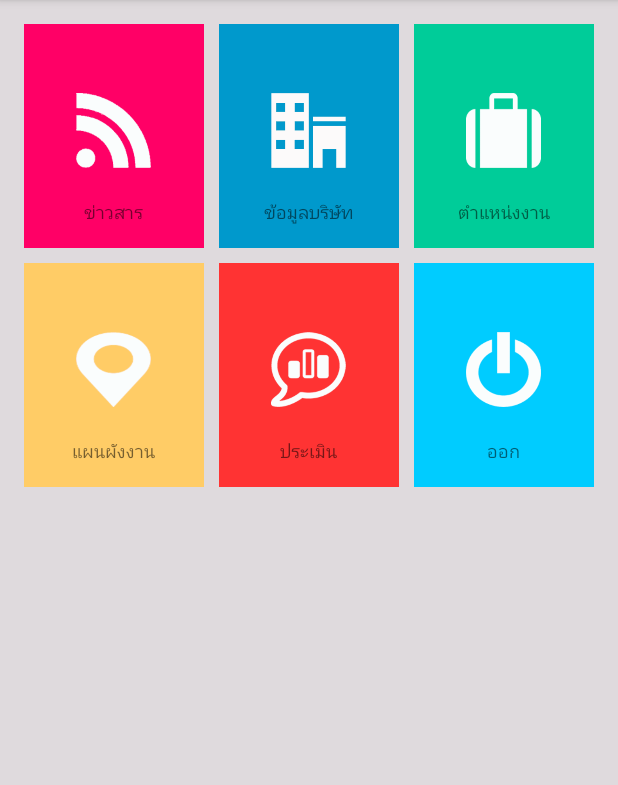
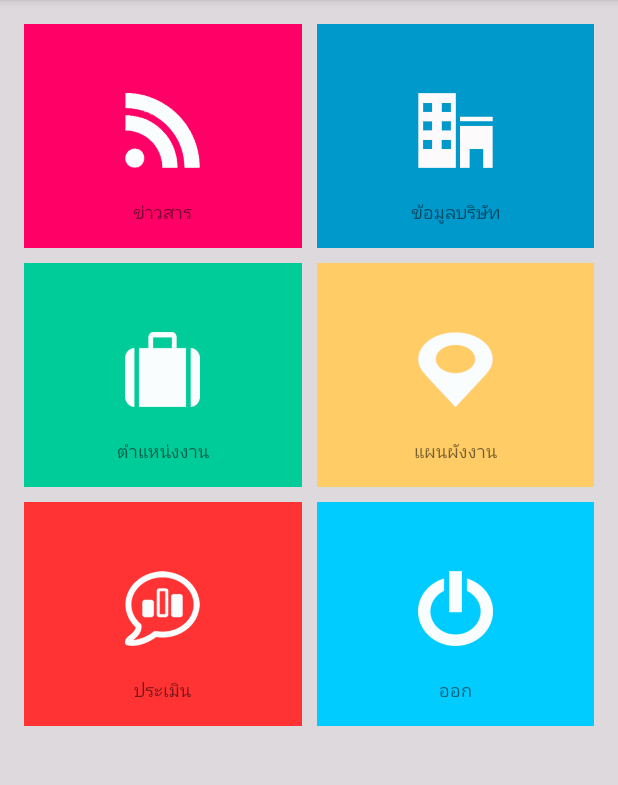
Before and after one commit to Maneewan/FMS_Job, an Android app: the screen it shows after launch (MainActivity), on a phone screen of 412 x 824 dp, the part 84-869 px from its top. Run offline under Robolectric (Android 15) with nearby library versions, the phone set to English and light mode, and no system bars.

```diff
--- a/app/build.gradle
+++ b/app/build.gradle
@@ -24,6 +24,7 @@ dependencies {
     compile fileTree(dir: 'libs', include: ['*.jar'])
     testCompile 'junit:junit:4.12'
     compile 'com.android.support:appcompat-v7:23.0.1'
+    compile 'com.android.support:support-v4:22.2.0'
     compile 'com.android.support:design:23.0.1'
     compile 'org.apache.httpcomponents:httpcore:4.4.1'
     compile 'org.apache.httpcomponents:httpclient:4.5'
--- a/app/src/main/AndroidManifest.xml
+++ b/app/src/main/AndroidManifest.xml
@@ -38,6 +38,7 @@
         <activity
             android:name=".LayoutActivity"
             android:configChanges="orientation|screenSize"
+            android:screenOrientation="landscape"
             android:label="แผนผังงาน" />
         <activity
             android:name=".PollActivity"
--- a/app/src/main/java/maneewan/fms_job/Job_position_by_major.java
+++ b/app/src/main/java/maneewan/fms_job/Job_position_by_major.java
@@ -121,8 +121,6 @@ public class Job_position_by_major extends AppCompatActivity implements AdapterV
         alertDialog.show();
 
     }
-
-
     private class ContentItem {
         String name;
         String desc;
@@ -166,7 +164,7 @@ public class Job_position_by_major extends AppCompatActivity implements AdapterV
 
         private class ViewHolder {
 
-            TextView name_company,name,d1;
+            TextView name_company,name;
         }
     }
     public JSONArray getListMajor() {
--- a/app/src/main/java/maneewan/fms_job/MainActivity.java
+++ b/app/src/main/java/maneewan/fms_job/MainActivity.java
@@ -36,7 +36,7 @@ import java.util.List;
 
 public class MainActivity extends AppCompatActivity {
 
-    public static String mainhttp = "http://172.24.2.91";
+    public static String mainhttp = "http://172.24.2.126";
     GridView gridView;
     GridViewActivity gridViewHome;
     String[] event_no, event_name;
--- a/app/src/main/res/layout/activity_grid_layout.xml
+++ b/app/src/main/res/layout/activity_grid_layout.xml
@@ -12,7 +12,7 @@
     tools:context="maneewan.fms_job.GridLayout"
     android:id="@+id/gridLayout">
     <ImageView
-        android:layout_width="150px"
+        android:layout_width="180px"
         android:layout_height="180px"
         android:src="@drawable/poll_1"
         android:id="@+id/imageGrid"
--- a/app/src/main/res/layout/activity_main.xml
+++ b/app/src/main/res/layout/activity_main.xml
@@ -8,14 +8,14 @@
     android:paddingRight="@dimen/activity_horizontal_margin"
     android:paddingTop="@dimen/activity_vertical_margin"
     tools:context="maneewan.fms_job.MainActivity"
-    android:background="#dfdadd"
+    android:background="#ded9dc"
     android:orientation="vertical">
     <GridView
         android:id="@+id/GridViewCustom"
         android:layout_width="fill_parent"
         android:layout_height="fill_parent"
-        android:columnWidth="120dp"
-        android:numColumns="auto_fit"
+        android:columnWidth="200dp"
+        android:numColumns="2"
         android:verticalSpacing="10dp"
         android:horizontalSpacing="10dp"
         android:stretchMode="columnWidth"
```
Also changed, not shown: app/src/main/java/maneewan/fms_job/FeedNewsActivity.java (+9 -8 lines), app/src/main/java/maneewan/fms_job/Job_majorActivity.java (+5 -6 lines), app/src/main/res/layout/activity_feed_news.xml (+6 -4 lines), app/src/main/res/layout/listnews_topic.xml (+20 -10 lines).
